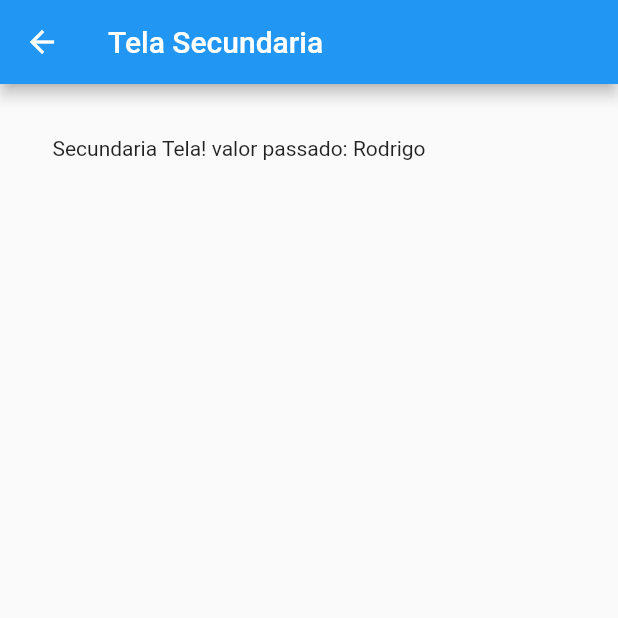
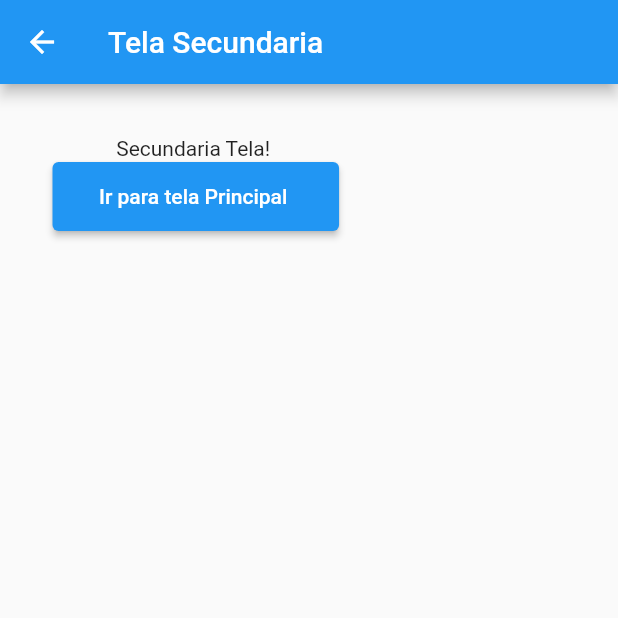
Before and after one commit to Rodrigodante11/Flutters_course, a Flutter app: the screen it shows after launch, after a tap on "Ir para segunda tela", on a phone screen of 412 x 824 dp, the top half of it. Run offline on Flutter 3.47's test engine with Material 2 defaults, Android fonts, the phone set to English and light mode, and no system bars.

Commit message:
rotas nomeadas

```diff
--- a/navegacao_entre_telas/lib/TelaPrincipal.dart
+++ b/navegacao_entre_telas/lib/TelaPrincipal.dart
@@ -23,12 +23,7 @@ class _TelaPrincipalState extends State<TelaPrincipal> {
           children: <Widget>[
             ElevatedButton(
                 onPressed: (){
-                  Navigator.push(
-                      context,  // BuildContext context da build linha 13
-                      MaterialPageRoute(
-                          builder: (context) => TelaSecundaria( nome: 'Rodrigo',)
-                      )
-                  );
+                   Navigator.pushNamed(context, "/secundaria");
                 },
                 child: Padding(
                     padding: EdgeInsets.all(15),
@@ -36,7 +31,6 @@ class _TelaPrincipalState extends State<TelaPrincipal> {
                 style: ElevatedButton.styleFrom(
                   primary: Colors.blue,
                 )
-
             ),
           ],
         ),
--- a/navegacao_entre_telas/lib/TelaSecundaria.dart
+++ b/navegacao_entre_telas/lib/TelaSecundaria.dart
@@ -3,9 +3,6 @@ import 'package:flutter/material.dart';
 
 class TelaSecundaria extends StatefulWidget {
 
-  String nome;
-
-  TelaSecundaria({required this.nome}) ;
 
   @override
   State<TelaSecundaria> createState() => _TelaSecundariaState();
@@ -23,10 +20,21 @@ class _TelaSecundariaState extends State<TelaSecundaria> {
           padding: EdgeInsets.all(35),
           child: Column(
             children: <Widget>[
-              Text("Secundaria Tela! valor passado: ${widget.nome}"),
+              Text("Secundaria Tela! "),
+              ElevatedButton(
+                  onPressed: (){
+                    Navigator.pushNamed(context, "/");
+                  },
+                  child: Padding(
+                      padding: EdgeInsets.all(15),
+                      child: Text('Ir para tela Principal ')),
+                  style: ElevatedButton.styleFrom(
+                    primary: Colors.blue,
+                  )
+              ),
             ],
           ),
         )
-    );;
+    );
   }
 }
--- a/navegacao_entre_telas/lib/main.dart
+++ b/navegacao_entre_telas/lib/main.dart
@@ -1,8 +1,14 @@
 import 'package:flutter/material.dart';
 import 'package:navegacao_entre_telas/TelaPrincipal.dart';
+import 'package:navegacao_entre_telas/TelaSecundaria.dart';
 
 void main(){
   runApp(MaterialApp(
+    initialRoute: "/",
+    routes: {
+      "/secundaria" : (context) => TelaSecundaria()
+
+    },
     home: TelaPrincipal(),
   ));
 }
```
Also changed, not shown: 2 other files.
